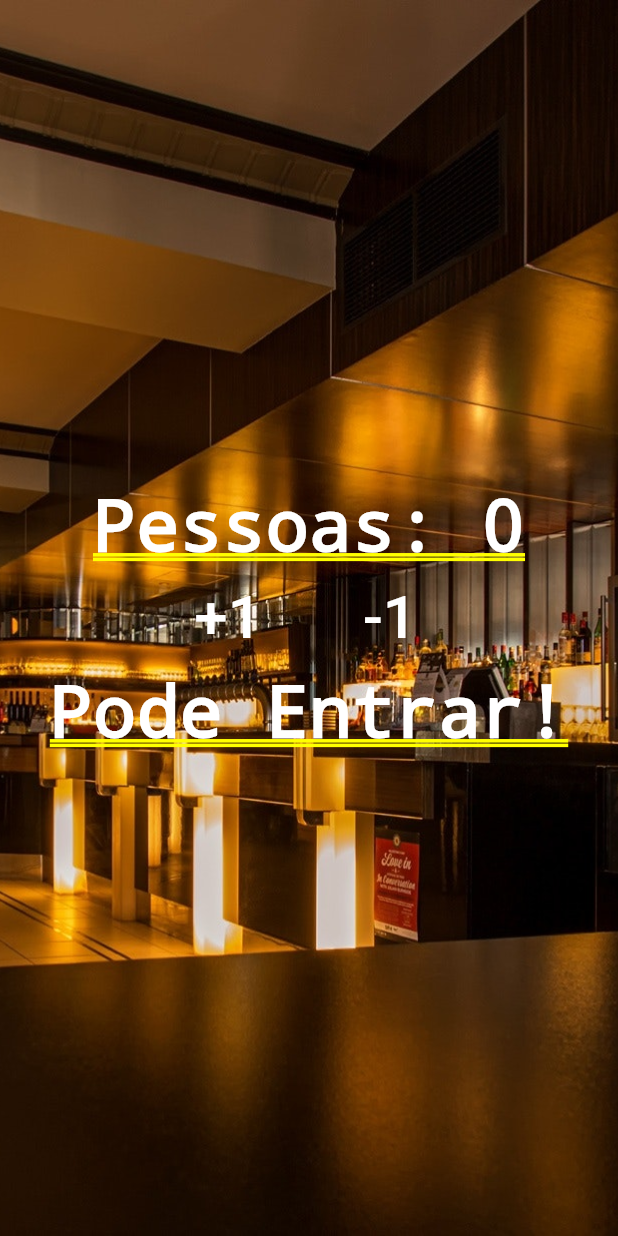
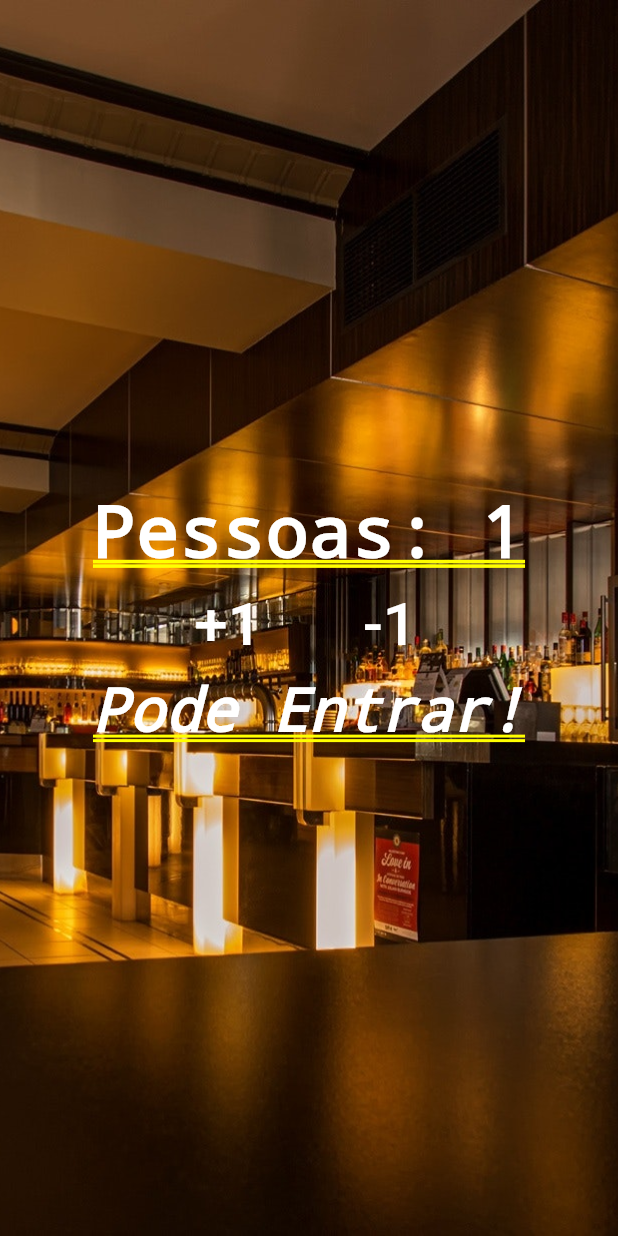
Before and after one commit to Marcelo-RM/contadorPessoas, a Flutter app: the screen it shows after launch, after a tap on "+1", on a phone screen of 412 x 824 dp. Run offline on Flutter 3.47's test engine with Material 2 defaults, Android fonts, the phone set to English and light mode, and no system bars.

Commit message:
events altar textos

```diff
--- a/lib/main.dart
+++ b/lib/main.dart
@@ -3,7 +3,37 @@ import 'package:flutter/material.dart';
 void main() {
   runApp(MaterialApp(
     title: "Contador de pessoas",
-    home: Stack(
+    home: Home()
+  ));
+}
+
+class Home extends StatefulWidget {
+  Home({Key key}) : super(key: key);
+
+  _HomeState createState() => _HomeState();
+}
+
+class _HomeState extends State<Home> {
+  int _people = 0;
+  String _infoText = "Pode Entrar!";
+
+  void _changePeople(int delta){
+    setState(() {
+      _people += delta;
+
+      if(_people < 0){
+        _infoText = "Mundo Invertido?!";
+      } else if (_people <= 10){
+        _infoText = "Pode Entrar!";
+      } else {
+        _infoText = "Lotado!";
+      }
+    });
+  }
+
+  @override
+  Widget build(BuildContext context) {
+    return Stack(
       children: <Widget>[
         Image.asset(
           "images/restaurant.jpg",
@@ -13,7 +43,7 @@ void main() {
         Column(
           mainAxisAlignment: MainAxisAlignment.center,
           children: <Widget>[
-            Text("Pessoas: 0",
+            Text("Pessoas: $_people",
               style:
                 TextStyle(color: Colors.white, fontWeight: FontWeight.bold)
             ),
@@ -25,7 +55,7 @@ void main() {
                   child: FlatButton(
                     child: Text("+1", style: TextStyle(fontSize: 40.0, color: Colors.white),),
                     onPressed: (){
-
+                      _changePeople(1);
                     },
                   ),
                 ),
@@ -34,19 +64,20 @@ void main() {
                   child: FlatButton(
                     child: Text("-1", style: TextStyle(fontSize: 40.0, color: Colors.white),),
                     onPressed: (){
-
+                      _changePeople(-1);
                     },
                   ),
                 ),
               ],
             ),
-            Text("Pode Entrar!",
+            Text(
+              _infoText,
               style:
-                TextStyle(color: Colors.white, fontWeight: FontWeight.bold)
+                TextStyle(color: Colors.white, fontStyle: FontStyle.italic, fontSize: 40)
             )
           ],
         )
       ],
-    )
-  ));
+    );
+  }
 }
```
